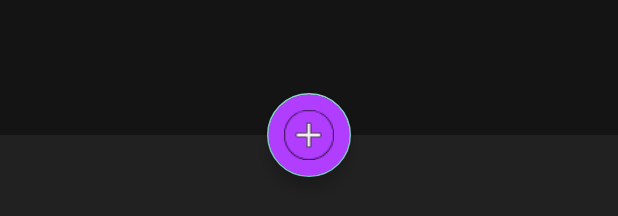
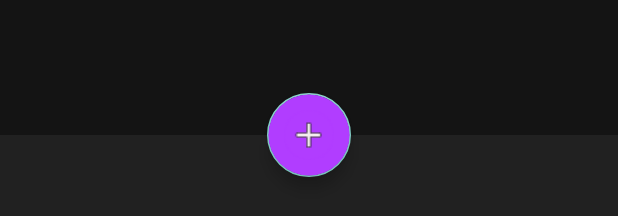
Before and after one commit to opensourcecheemsburgers/Simpill, an Android app: the layout main.xml on its own in the app's theme, with its tools: preview values and no code run, on a phone screen of 412 x 824 dp. Shown: the part 1014-1230 px from the top of the screen. Run offline under Robolectric (Android 15) with nearby library versions, the phone set to English and light mode, and no system bars; Roboto replaces fonts that are not available here.

Commit message:
Fix fab design

```diff
--- /dev/null
+++ b/app/src/main/res/drawable-mdpi/fab.xml
@@ -0,0 +1,19 @@
+<vector
+    xmlns:android="http://schemas.android.com/apk/res/android"
+    android:height="90dp"
+    android:viewportHeight="506.4"
+    android:viewportWidth="506.4"
+    android:width="90dp">
+    <path
+        android:fillColor="@color/blue_magenta"
+        android:pathData="M253.2,253.2m-249.2,0a249.2,249.2 0,1 1,498.4 0a249.2,249.2 0,1 1,-498.4 0"/>
+    <path
+        android:fillColor="#F4EFEF"
+        android:pathData="M360.4,233.2h-91.2v-90.8c0,-6.4 -5.2,-9.2 -11.6,-9.2h-16c-6.4,0 -12,2.8 -12,9.2v90.8h-90.8c-6.4,0 -13.2,5.6 -13.2,12v16c0,6.4 6.8,12 13.2,12h90.8v91.2c0,6.4 5.6,12.8 12,12.8h16c6.4,0 11.6,-6.4 11.6,-12.8v-91.2h91.2c6.4,0 8.8,-5.6 8.8,-12v-18.4C369.2,236.4 366.8,233.2 360.4,233.2z"/>
+    <path
+        android:fillColor="@android:color/transparent"
+        android:pathData="M253.2,506.4C113.6,506.4 0,392.8 0,253.2S113.6,0 253.2,0s253.2,113.6 253.2,253.2S392.8,506.4 253.2,506.4zM253.2,8C118,8 8,118 8,253.2s110,245.2 245.2,245.2s245.2,-110 245.2,-245.2S388.4,8 253.2,8z"/>
+    <path
+        android:fillColor="#FF000000"
+        android:pathData="M257.6,381.2h-16c-8.4,0 -16,-8 -16,-16.8v-87.2h-86.8c-8,0 -17.2,-6.8 -17.2,-16v-16c0,-9.2 9.2,-16 17.2,-16h86.8v-86.8c0,-8 6.4,-13.2 16,-13.2h16c9.6,0 15.6,5.2 15.6,13.2v86.8h85.2c8.4,0 14.8,6.8 14.8,16v16c0,10 -4.8,16 -12.8,16h-87.2v87.2C273.2,373.2 266,381.2 257.6,381.2zM138.4,237.2c-4.4,0 -9.2,4 -9.2,8v16c0,4 4.8,8 9.2,8h90.8c2.4,0 4,1.6 4,4v91.2c0,4.4 4,8.8 8,8.8h16c4,0 7.6,-4.4 7.6,-8.8v-91.2c0,-2.4 1.6,-4 4,-4H360c3.2,0 4.8,-2.8 4.8,-8v-16c0,-4 -2.4,-8 -6.8,-8h-88.8c-2.4,0 -4,-1.6 -4,-4v-90.8c0,-4.8 -4.8,-5.2 -7.6,-5.2h-16c-2.4,0 -8,0.4 -8,5.2v90.8c0,2.4 -1.6,4 -4,4H138.4z"/>
+</vector>
--- a/app/src/main/res/layout/main.xml
+++ b/app/src/main/res/layout/main.xml
@@ -87,9 +87,7 @@
         app:layout_constraintEnd_toEndOf="parent"
         app:layout_constraintStart_toStartOf="parent"
         app:layout_constraintTop_toTopOf="@id/imageView"
-        app:srcCompat="@drawable/addicon"
-
-
+        app:srcCompat="@drawable/fab"
         app:useCompatPadding="true">
 
     </com.google.android.material.floatingactionbutton.FloatingActionButton>
--- a/app/src/main/res/layout/main_light.xml
+++ b/app/src/main/res/layout/main_light.xml
@@ -87,7 +87,7 @@
         app:layout_constraintEnd_toEndOf="parent"
         app:layout_constraintStart_toStartOf="parent"
         app:layout_constraintTop_toTopOf="@id/imageView"
-        app:srcCompat="@drawable/addicon"
+        app:srcCompat="@drawable/fab"
 
 
         app:useCompatPadding="true">
```
